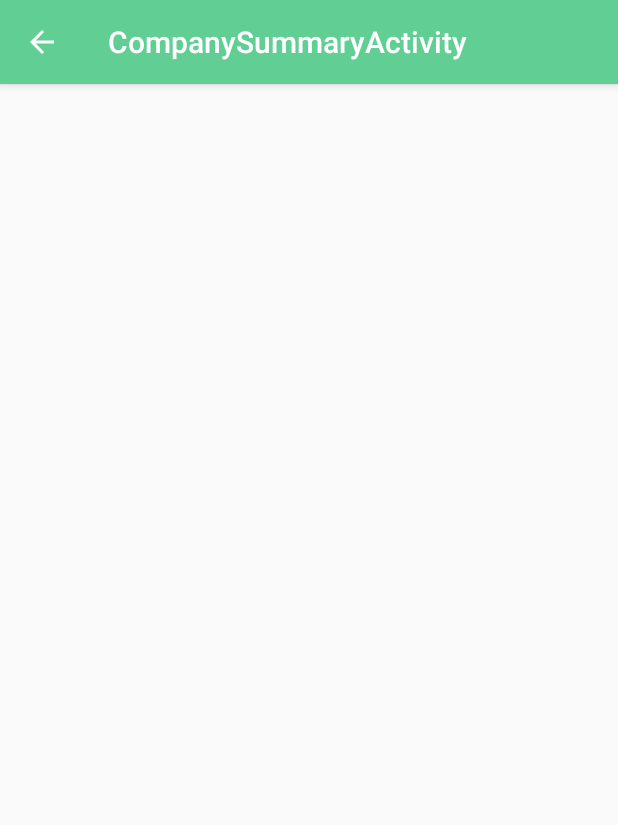
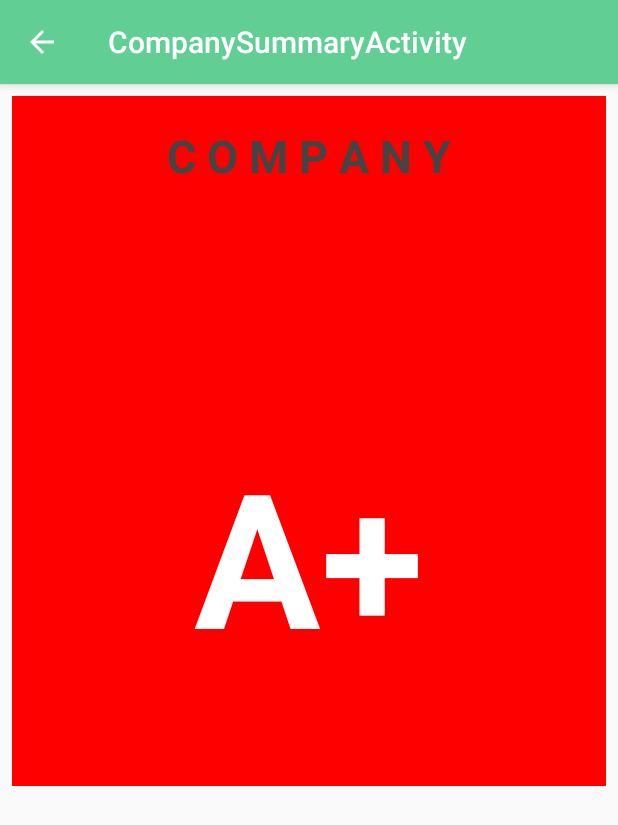
Before and after one commit to adityan9900/Candor, an Android app: the CompanySummaryActivity screen opened directly, with no data from a screen before it, on a phone screen of 412 x 824 dp. Shown: the top 825 px of the screen. Run offline under Robolectric (Android 15) with nearby library versions, the phone set to English and light mode, and no system bars.

Commit message:
Updated CompanySummary screen

```diff
--- a/app/src/main/java/com/helloworld/candor/candor/CompanySummaryActivity.java
+++ b/app/src/main/java/com/helloworld/candor/candor/CompanySummaryActivity.java
@@ -1,21 +1,35 @@
 package com.helloworld.candor.candor;
 
+import android.graphics.Color;
 import android.os.Bundle;
 import android.app.Activity;
 import android.support.v7.app.AppCompatActivity;
 import android.view.Window;
 import android.widget.RelativeLayout;
+import android.widget.TextView;
 
 public class CompanySummaryActivity extends AppCompatActivity {
 
-    RelativeLayout gradeLayout = findViewById(R.id.gradeLayout);
+    RelativeLayout gradeLayout;
+    String companyName, letterGrade;
+    TextView companyNameView, letterGradeView;
 
     @Override
     protected void onCreate(Bundle savedInstanceState) {
+
         super.onCreate(savedInstanceState);
         setContentView(R.layout.activity_company_summary);
         System.out.println(getActionBar());
         getSupportActionBar().setDisplayHomeAsUpEnabled(true);
+
+        gradeLayout = findViewById(R.id.gradeLayout);
+        gradeLayout.setBackgroundColor(Color.RED);
+        companyNameView = findViewById(R.id.companyNameView);
+        letterGradeView = findViewById(R.id.letterGradeView);
+        companyName = "C O M P A N Y";
+        letterGrade = "A+";
+        companyNameView.setText(companyName);
+        letterGradeView.setText(letterGrade);
     }
 
 }
--- a/app/src/main/res/layout/activity_company_summary.xml
+++ b/app/src/main/res/layout/activity_company_summary.xml
@@ -8,7 +8,7 @@
 
     <RelativeLayout
         android:id="@+id/gradeLayout"
-        android:layout_width="372dp"
+        android:layout_width="0dp"
         android:layout_height="match_parent"
         android:layout_marginBottom="300dp"
         android:layout_marginEnd="8dp"
@@ -19,5 +19,27 @@
         app:layout_constraintStart_toStartOf="parent"
         app:layout_constraintTop_toTopOf="parent">
 
+        <TextView
+            android:id="@+id/companyNameView"
+            android:layout_width="wrap_content"
+            android:layout_height="wrap_content"
+            android:layout_alignParentTop="true"
+            android:layout_centerHorizontal="true"
+            android:layout_marginTop="19dp"
+            android:textSize="30sp"
+            android:textStyle="bold"
+            android:textColor="@color/colorPrimaryDark"/>
+
+        <TextView
+            android:id="@+id/letterGradeView"
+            android:layout_width="wrap_content"
+            android:layout_height="197dp"
+            android:layout_alignParentBottom="true"
+            android:layout_centerHorizontal="true"
+            android:layout_marginBottom="40dp"
+            android:text="TextView"
+            android:textColor="@color/colorAccent"
+            android:textSize="125sp"
+            android:textStyle="bold" />
     </RelativeLayout>
 </android.support.constraint.ConstraintLayout>
--- a/app/src/main/res/layout/activity_main.xml
+++ b/app/src/main/res/layout/activity_main.xml
@@ -46,7 +46,7 @@
         android:layout_marginTop="16dp"
         android:width="300dp"
         android:ems="10"
-        android:hint="Ex. Google"
+        android:hint="e.g. Google"
         android:inputType="textPersonName"
         app:layout_constraintEnd_toEndOf="parent"
         app:layout_constraintStart_toStartOf="parent"
```
